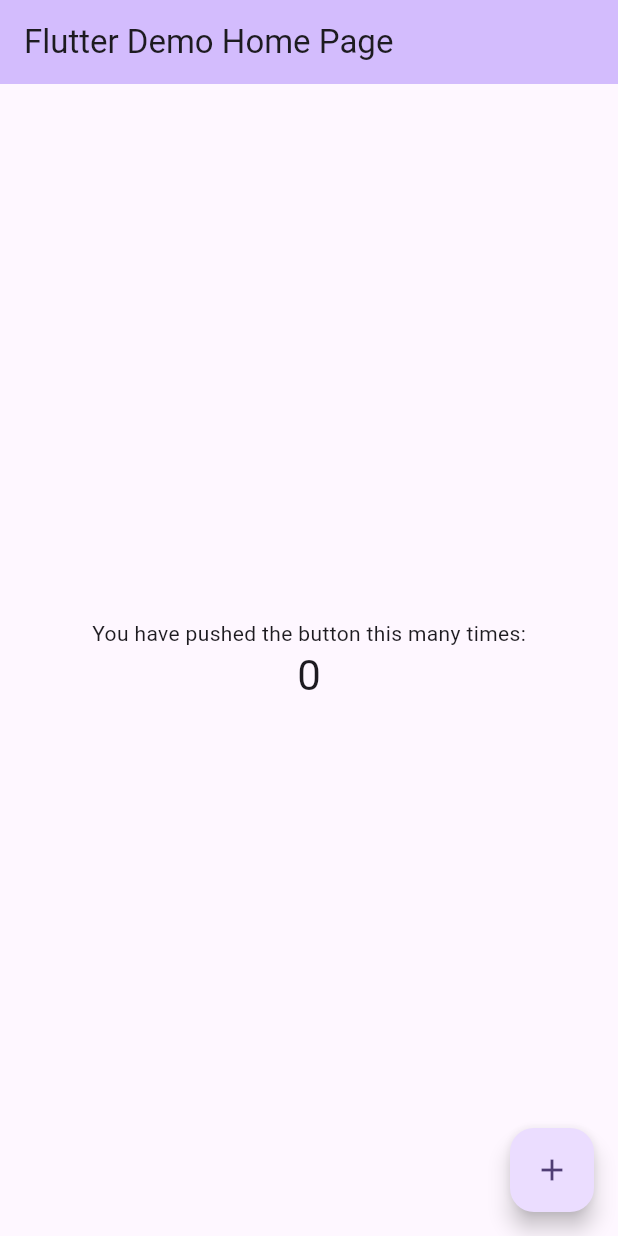
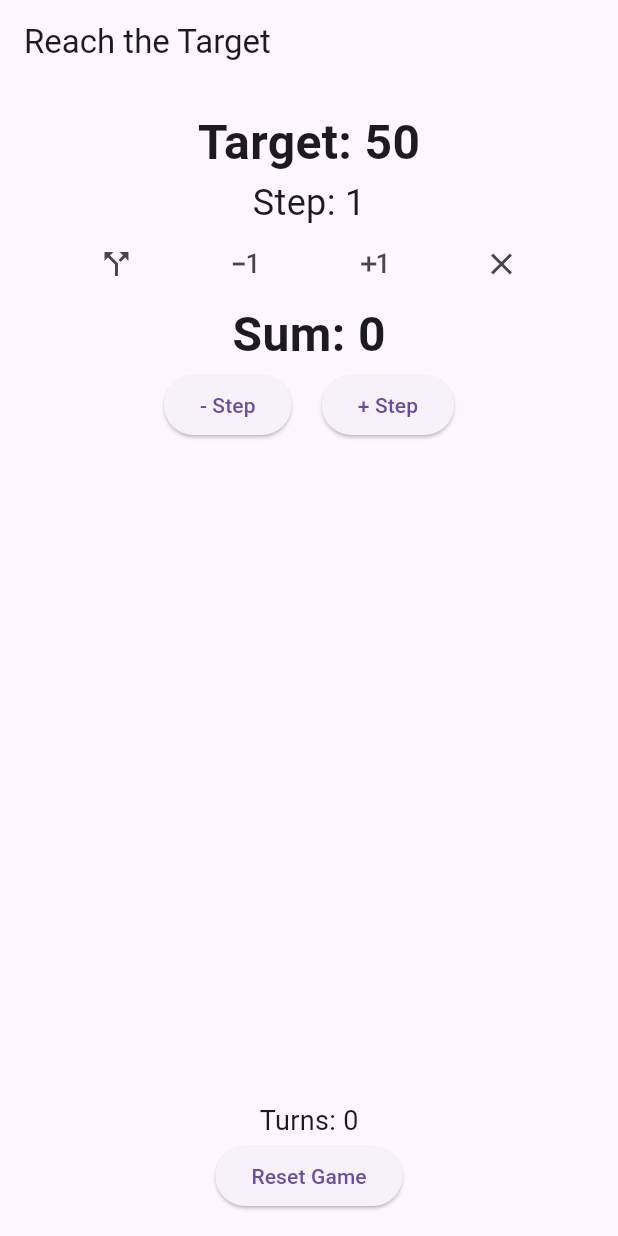
Before and after one commit to Dav1dParker/flutter_homework, a Flutter app: the screen it shows after launch, on a phone screen of 412 x 824 dp. Run offline on Flutter 3.47's test engine with Material 3 defaults, Android fonts, the phone set to English and light mode, and no system bars.

Commit message:
Pr3 is done

```diff
--- a/lib/main.dart
+++ b/lib/main.dart
@@ -1,125 +1,229 @@
 import 'package:flutter/material.dart';
 
 void main() {
-  runApp(const MyApp());
+  runApp(TargetGameApp());
 }
 
-class MyApp extends StatelessWidget {
-  const MyApp({super.key});
-
-  // This widget is the root of your application.
+class TargetGameApp extends StatelessWidget {
   @override
   Widget build(BuildContext context) {
     return MaterialApp(
-      title: 'Flutter Demo',
-      theme: ThemeData(
-        // This is the theme of your application.
-        //
-        // TRY THIS: Try running your application with "flutter run". You'll see
-        // the application has a purple toolbar. Then, without quitting the app,
-        // try changing the seedColor in the colorScheme below to Colors.green
-        // and then invoke "hot reload" (save your changes or press the "hot
-        // reload" button in a Flutter-supported IDE, or press "r" if you used
-        // the command line to start the app).
-        //
-        // Notice that the counter didn't reset back to zero; the application
-        // state is not lost during the reload. To reset the state, use hot
-        // restart instead.
-        //
-        // This works for code too, not just values: Most code changes can be
-        // tested with just a hot reload.
-        colorScheme: ColorScheme.fromSeed(seedColor: Colors.deepPurple),
-        useMaterial3: true,
-      ),
-      home: const MyHomePage(title: 'Flutter Demo Home Page'),
+      home: GameScreen(),
     );
   }
 }
 
-class MyHomePage extends StatefulWidget {
-  const MyHomePage({super.key, required this.title});
-
-  // This widget is the home page of your application. It is stateful, meaning
-  // that it has a State object (defined below) that contains fields that affect
-  // how it looks.
-
-  // This class is the configuration for the state. It holds the values (in this
-  // case the title) provided by the parent (in this case the App widget) and
-  // used by the build method of the State. Fields in a Widget subclass are
-  // always marked "final".
-
-  final String title;
-
+class GameScreen extends StatefulWidget {
   @override
-  State<MyHomePage> createState() => _MyHomePageState();
+  _GameScreenState createState() => _GameScreenState();
 }
 
-class _MyHomePageState extends State<MyHomePage> {
-  int _counter = 0;
+class _GameScreenState extends State<GameScreen> {
+  int target = 50; // Target number
+  int sum = 0; // Current sum of player
+  int step = 1; // Current step value
+  int turns = 0; // Number of turns taken by the player
+  bool hasWon = false; // Win status
 
-  void _incrementCounter() {
+  void _resetGame() { // Reset the game
     setState(() {
-      // This call to setState tells the Flutter framework that something has
-      // changed in this State, which causes it to rerun the build method below
-      // so that the display can reflect the updated values. If we changed
-      // _counter without calling setState(), then the build method would not be
-      // called again, and so nothing would appear to happen.
-      _counter++;
+      target = (20 + (target * 1.5).toInt()) % 100; // Randomly set a new target
+      sum = 0;
+      step = 1;
+      turns = 0;
+      hasWon = false;
+    });
+  }
+
+  void _incrementTurn() {
+    if (!hasWon) {
+      setState(() {
+        turns += 1;
+      });
+    }
+  }
+
+  void _updateStep(int change) {
+    _incrementTurn();
+    setState(() {
+      step += change;
+      if (step < 1) step = 1;
+    });
+  }
+
+  void _multiplyOrDivideStep(bool multiply) {
+    _incrementTurn();
+    setState(() {
+      step = multiply ? step * 2 : (step / 2).floor(); // Divide step by 2 and take the floor value
+      if (step < 1) step = 1;
+    });
+  }
+
+  void _updateSum(bool increase) {
+    _incrementTurn();
+    setState(() {
+      sum += increase ? step : -step; // Increase or decrease sum by step value
+      //reset step value
+      step = 1;
+      if (sum == target) {
+        hasWon = true;
+      }
     });
   }
 
   @override
   Widget build(BuildContext context) {
-    // This method is rerun every time setState is called, for instance as done
-    // by the _incrementCounter method above.
-    //
-    // The Flutter framework has been optimized to make rerunning build methods
-    // fast, so that you can just rebuild anything that needs updating rather
-    // than having to individually change instances of widgets.
     return Scaffold(
-      appBar: AppBar(
-        // TRY THIS: Try changing the color here to a specific color (to
-        // Colors.amber, perhaps?) and trigger a hot reload to see the AppBar
-        // change color while the other colors stay the same.
-        backgroundColor: Theme.of(context).colorScheme.inversePrimary,
-        // Here we take the value from the MyHomePage object that was created by
-        // the App.build method, and use it to set our appbar title.
-        title: Text(widget.title),
+      appBar: AppBar(title: Text('Reach the Target')),
+      body: Padding(
+        padding: const EdgeInsets.all(16.0),
+        child: Column(
+          children: [
+            TargetDisplay(target: target), // Stateless Widget #1
+            StepControls(
+              step: step,
+              onIncrease: () => _updateStep(1),
+              onDecrease: () => _updateStep(-1),
+              onMultiply: () => _multiplyOrDivideStep(true),
+              onDivide: () => _multiplyOrDivideStep(false),
+            ), // Stateless Widget #2
+            SumDisplay(sum: sum), // Stateless Widget #3
+            if (hasWon)
+              Text(
+                'Congratulations! You reached the target in $turns turns!',
+                style: TextStyle(fontSize: 24, color: Colors.green),
+                textAlign: TextAlign.center,
+              ),
+            SumControls(
+              onIncrease: () => _updateSum(true),
+              onDecrease: () => _updateSum(false),
+            ), // Stateless Widget #4
+            Spacer(),
+            Text('Turns: $turns', style: TextStyle(fontSize: 18)),
+            ResetButton(onReset: _resetGame), // Stateless Widget #5
+          ],
+        ),
       ),
-      body: Center(
-        // Center is a layout widget. It takes a single child and positions it
-        // in the middle of the parent.
-        child: Column(
-          // Column is also a layout widget. It takes a list of children and
-          // arranges them vertically. By default, it sizes itself to fit its
-          // children horizontally, and tries to be as tall as its parent.
-          //
-          // Column has various properties to control how it sizes itself and
-          // how it positions its children. Here we use mainAxisAlignment to
-          // center the children vertically; the main axis here is the vertical
-          // axis because Columns are vertical (the cross axis would be
-          // horizontal).
-          //
-          // TRY THIS: Invoke "debug painting" (choose the "Toggle Debug Paint"
-          // action in the IDE, or press "p" in the console), to see the
-          // wireframe for each widget.
-          mainAxisAlignment: MainAxisAlignment.center,
-          children: <Widget>[
-            const Text(
-              'You have pushed the button this many times:',
+    );
+  }
+}
+
+class TargetDisplay extends StatelessWidget {
+  final int target;
+
+  TargetDisplay({required this.target});
+
+  @override
+  Widget build(BuildContext context) {
+    return Text(
+      'Target: $target',
+      style: TextStyle(fontSize: 32, fontWeight: FontWeight.bold),
+    );
+  }
+}
+
+class StepControls extends StatelessWidget {
+  final int step;
+  final VoidCallback onIncrease; // VoidCallback is a function that takes no arguments and returns void
+  final VoidCallback onDecrease;
+  final VoidCallback onMultiply;
+  final VoidCallback onDivide;
+
+  StepControls({
+    required this.step, // Required parameter
+    required this.onIncrease,
+    required this.onDecrease,
+    required this.onMultiply,
+    required this.onDivide,
+  });
+
+  @override
+  Widget build(BuildContext context) {
+    return Column(
+      children: [
+        Text(
+          'Step: $step',
+          style: TextStyle(fontSize: 24),
+        ),
+        Row(
+          mainAxisAlignment: MainAxisAlignment.spaceEvenly,
+          children: [
+            IconButton(
+              icon: Icon(Icons.call_split),
+              onPressed: onDivide,
             ),
-            Text(
-              '$_counter',
-              style: Theme.of(context).textTheme.headlineMedium,
+            IconButton(
+              icon: Icon(Icons.exposure_minus_1),
+              onPressed: onDecrease,
+            ),
+
+            IconButton(
+              icon: Icon(Icons.exposure_plus_1),
+              onPressed: onIncrease,
+            ),
+            IconButton(
+              icon: Icon(Icons.clear),
+              onPressed: onMultiply,
             ),
           ],
         ),
-      ),
-      floatingActionButton: FloatingActionButton(
-        onPressed: _incrementCounter,
-        tooltip: 'Increment',
-        child: const Icon(Icons.add),
-      ), // This trailing comma makes auto-formatting nicer for build methods.
+      ],
     );
   }
 }
+
+class SumDisplay extends StatelessWidget {
+  final int sum;
+
+  SumDisplay({required this.sum});
+
+  @override
+  Widget build(BuildContext context) {
+    return Text(
+      'Sum: $sum',
+      style: TextStyle(fontSize: 32, fontWeight: FontWeight.bold),
+    );
+  }
+}
+
+class SumControls extends StatelessWidget {
+  final VoidCallback onIncrease;
+  final VoidCallback onDecrease;
+
+  SumControls({
+    required this.onIncrease,
+    required this.onDecrease,
+  });
+
+  @override
+  Widget build(BuildContext context) {
+    return Row(
+      mainAxisAlignment: MainAxisAlignment.center,
+      children: [
+        ElevatedButton(
+          onPressed: onDecrease,
+          child: Text('- Step'),
+        ),
+        SizedBox(width: 20),
+        ElevatedButton(
+          onPressed: onIncrease,
+          child: Text('+ Step'),
+        ),
+      ],
+    );
+  }
+}
+
+class ResetButton extends StatelessWidget {
+  final VoidCallback onReset;
+
+  ResetButton({required this.onReset});
+
+  @override
+  Widget build(BuildContext context) {
+    return ElevatedButton(
+      onPressed: onReset,
+      child: Text('Reset Game'),
+    );
+  }
+}
```
